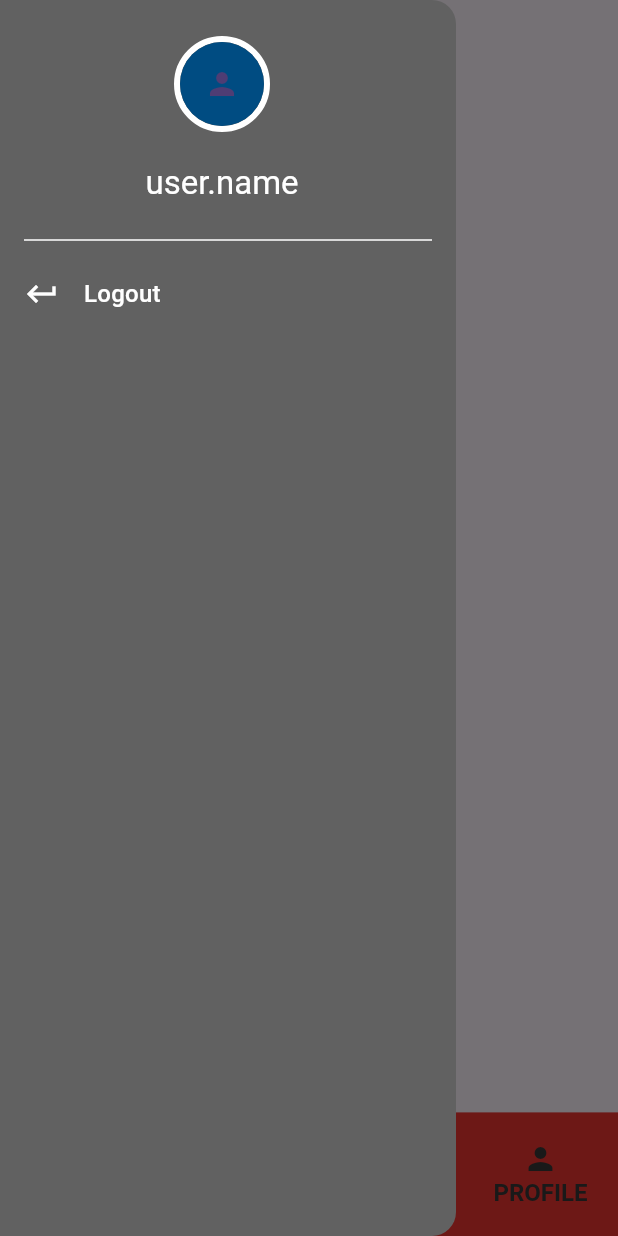
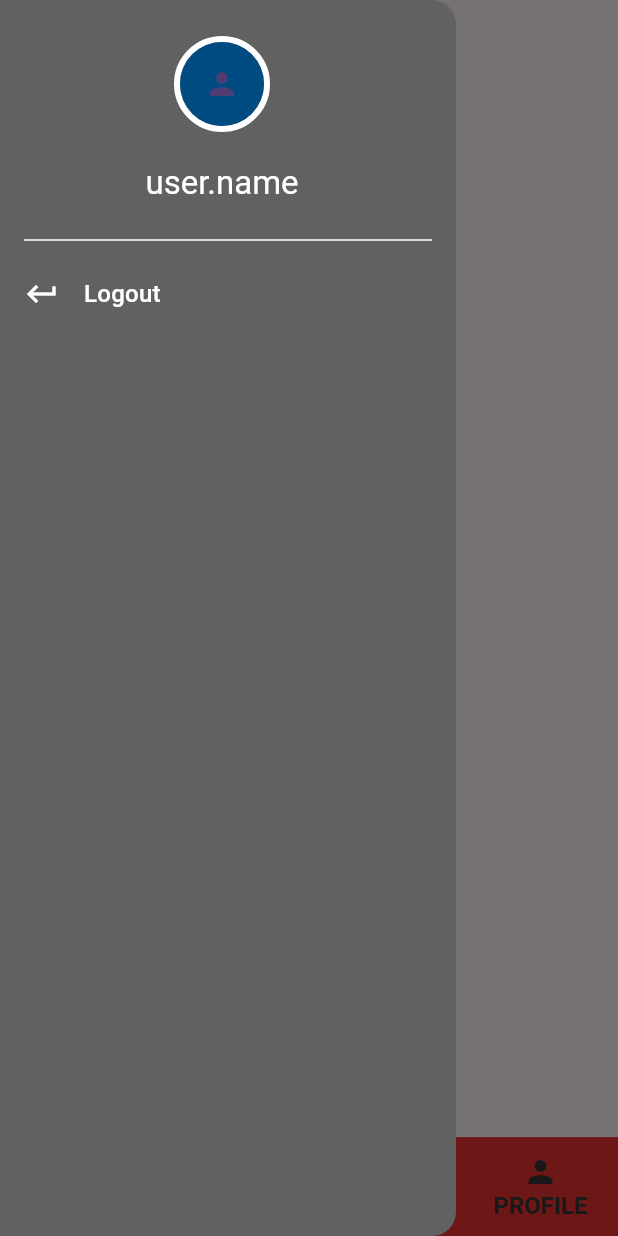
Before and after one commit to Luis-Lobo/Flutter_Products_Demo, a Flutter app: the ProductsPagesUI screen opened by its route, with the side drawer open, on a phone screen of 412 x 824 dp. Run offline on Flutter 3.47's test engine with Material 3 defaults, Android fonts, the phone set to English and light mode, and no system bars; drawn by our look-alikes of carousel_slider; our stand-ins replace dio, equatable, firebase_auth, firebase_core, flutter_bloc, flutter_hooks and 3 more; missing offline and left inert: flutter_flavor; accounts and stored records are empty; generated files the repository leaves out were written again; network calls fail.

Commit message:
carousel improvement

```diff
--- a/lib/src/features/products/presentations/components/product_card_home.dart
+++ b/lib/src/features/products/presentations/components/product_card_home.dart
@@ -39,7 +39,7 @@ class ProductCardHome extends StatelessWidget {
               ),
             ),
             Padding(
-                padding: const EdgeInsets.all(ApplicationStylesConstants.spacing16Sp),
+                padding: const EdgeInsets.all(ApplicationStylesConstants.spacing4Sp),
                 child: Text(
                   productModel.title,
                   textAlign: TextAlign.center,
--- a/lib/src/features/products/presentations/components/product_carousel.dart
+++ b/lib/src/features/products/presentations/components/product_carousel.dart
@@ -1,14 +1,13 @@
 import 'package:flutter/material.dart';
 import 'package:carousel_slider/carousel_slider.dart';
+import 'package:flutter_products_demo/src/core/theme/application_colors.dart';
 
 class ProductCarousel extends StatelessWidget {
   final CarouselSliderController controller;
   final List<String> imagesUrls;
+  final ValueNotifier<int> currentUrl;
 
-  const ProductCarousel({
-    required this.controller,
-    required this.imagesUrls,
-    super.key});
+  const ProductCarousel({required this.controller, required this.imagesUrls, required this.currentUrl, super.key});
 
   @override
   Widget build(BuildContext context) {
@@ -31,26 +30,36 @@ class ProductCarousel extends StatelessWidget {
           options: CarouselOptions(
             height: 200.0,
             autoPlay: true,
-            autoPlayInterval: Duration(seconds: 3),
+            autoPlayInterval: const Duration(seconds: 3),
             enlargeCenterPage: true,
             onPageChanged: (index, reason) {
-              // Handle indicator updates if needed (optional)
+              currentUrl.value = index;
             },
           ),
         ),
-       /* Row(
-          mainAxisAlignment: MainAxisAlignment.spaceBetween,
-          children: [
-            IconButton(
-              icon: Icon(Icons.arrow_back),
-          //    onPressed: () => controller.previousPage(),
-            ),
-            IconButton(
-              icon: Icon(Icons.arrow_forward),
-              onPressed: () => controller.nextPage(),
-            ),
-          ],
-        ), */
+        ValueListenableBuilder<int>(
+          valueListenable: currentUrl,
+          builder: (context, value, _) {
+            return Row(
+              mainAxisAlignment: MainAxisAlignment.center,
+              children: imagesUrls.asMap().entries.map((entry) {
+                return GestureDetector(
+                  onTap: () => controller.animateToPage(entry.key),
+                  child: Container(
+                    width: 8.0,
+                    height: 8.0,
+                    margin: const EdgeInsets.symmetric(vertical: 8.0, horizontal: 4.0),
+                    decoration: BoxDecoration(
+                      shape: BoxShape.circle,
+                      color: (Theme.of(context).brightness == Brightness.dark ? ApplicationColors.grey800 : ApplicationColors.black36)
+                          .withOpacity(currentUrl.value == entry.key ? 0.9 : 0.4),
+                    ),
+                  ),
+                );
+              }).toList(),
+            );
+          },
+        ),
       ],
     );
   }
--- a/lib/src/features/products/presentations/user_interfaces/products_home_ui.dart
+++ b/lib/src/features/products/presentations/user_interfaces/products_home_ui.dart
@@ -21,6 +21,7 @@ class ProductsHomeUI extends HookWidget {
     final cubit = context.read<ProductsCubit>();
     final l10n = AppLocalizations.of(context)!;
     final CarouselSliderController controller = CarouselSliderController();
+    final ValueNotifier<int> currentUrl = ValueNotifier<int>(0);
     return BlocConsumer<ProductsCubit, ProductsState>(
       listener: (context, currentState) {
       if (currentState.addProductInCartList == true) {
@@ -37,9 +38,10 @@ class ProductsHomeUI extends HookWidget {
               ProductCarousel(
                 imagesUrls: state.imagesUrls,
                 controller: controller,
+                currentUrl: currentUrl,
               ),
               SizedBox(
-                height: height * 0.6,
+                height: height * 0.55,
                 child: ListView.builder(
                     scrollDirection: Axis.horizontal,
                     itemCount: state.products.length,
--- a/lib/src/features/products/presentations/user_interfaces/products_pages_ui.dart
+++ b/lib/src/features/products/presentations/user_interfaces/products_pages_ui.dart
@@ -53,7 +53,7 @@ class ProductsPagesUI extends HookWidget {
           bottomNavigationBar: Builder(builder: (context) {
             return SafeArea(
               child: Container(
-                height: height * 0.1,
+                height: height * 0.08,
                 decoration: const BoxDecoration(
                   color: ApplicationColors.red,
                 ),
```
Also changed, not shown: 1 other file.
